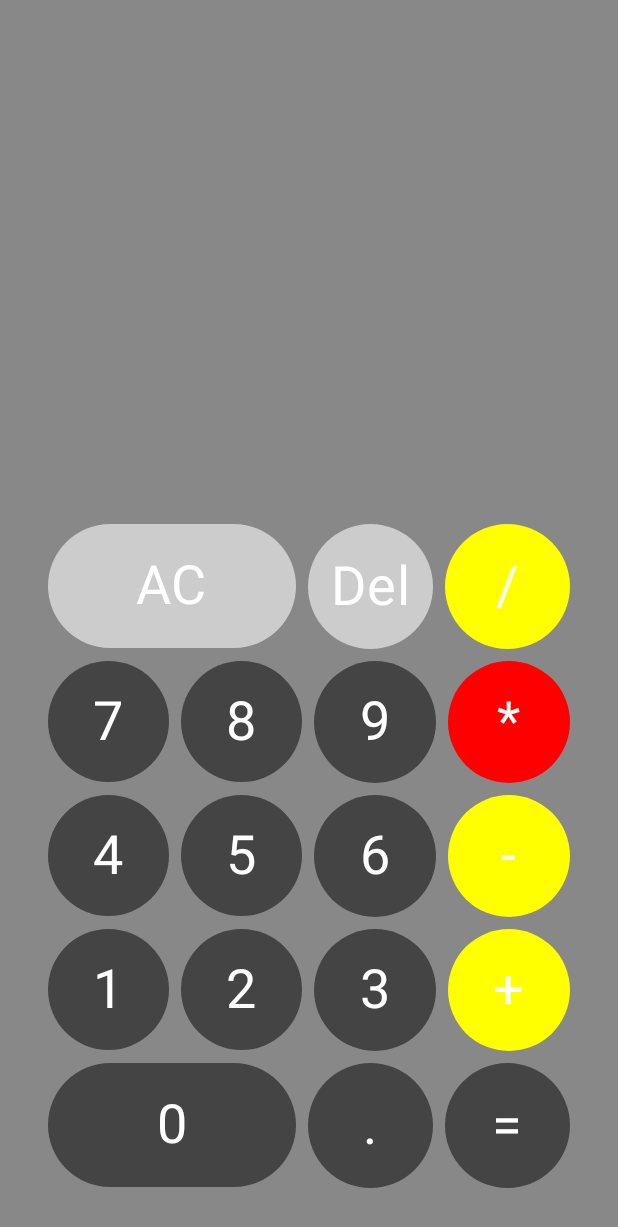
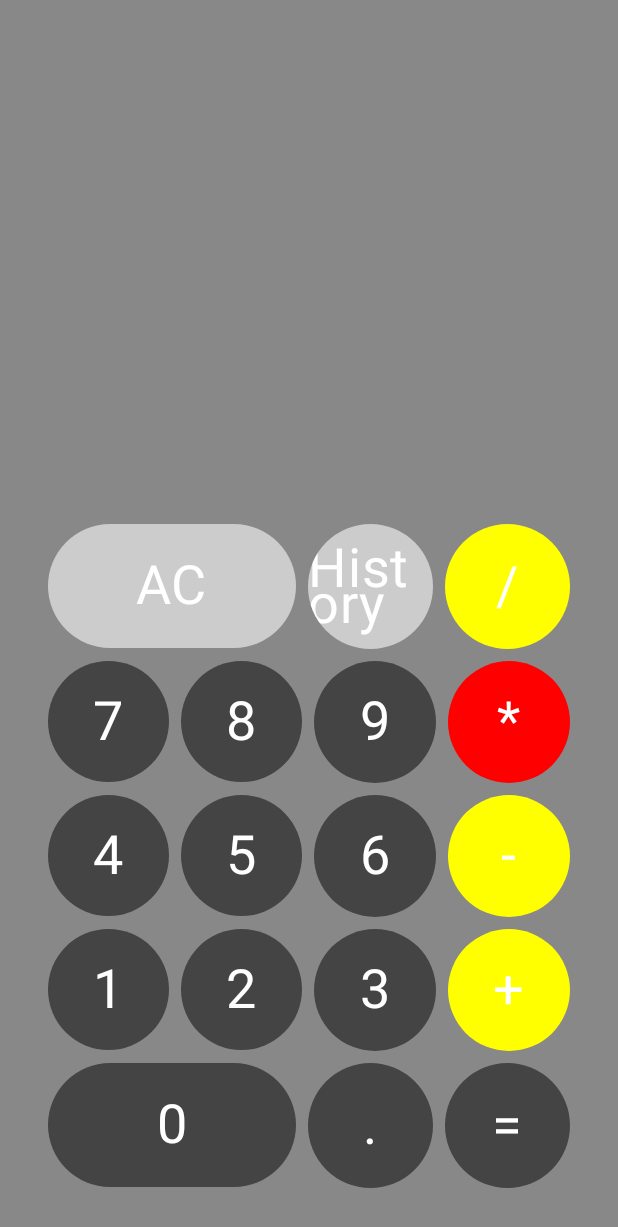
Before and after one commit to mena-rizkalla/Calculator, an Android app built with Jetpack Compose: the screen it shows after launch (MainActivity), on a phone screen of 412 x 824 dp. Shown: the top 1227 px of the screen. Run offline under Robolectric (Android 15) with nearby library versions, the phone set to English and light mode, and no system bars; our stand-ins replace Room's generated code, livedata-compose.

Commit message:
show history

```diff
--- a/app/build.gradle.kts
+++ b/app/build.gradle.kts
@@ -60,6 +60,7 @@ dependencies {
     implementation("androidx.compose.ui:ui-graphics")
     implementation("androidx.compose.ui:ui-tooling-preview")
     implementation("androidx.compose.material3:material3")
+    implementation("androidx.lifecycle:lifecycle-livedata-ktx:2.7.0")
     testImplementation("junit:junit:4.13.2")
     androidTestImplementation("androidx.test.ext:junit:1.1.5")
     androidTestImplementation("androidx.test.espresso:espresso-core:3.5.1")
@@ -76,5 +77,7 @@ dependencies {
     kapt("androidx.room:room-compiler:2.6.1")
 
     implementation("org.jetbrains.kotlinx:kotlinx-coroutines-android:1.3.9")
+    implementation("androidx.compose.runtime:runtime-livedata:$1.5.1")
+
 
 }
--- a/app/src/main/java/com/example/calculator/Calculator.kt
+++ b/app/src/main/java/com/example/calculator/Calculator.kt
@@ -1,5 +1,6 @@
 package com.example.calculator
 
+import androidx.activity.compose.BackHandler
 import androidx.compose.foundation.background
 import androidx.compose.foundation.layout.Arrangement
 import androidx.compose.foundation.layout.Box
@@ -11,6 +12,10 @@ import androidx.compose.foundation.layout.fillMaxWidth
 import androidx.compose.foundation.layout.padding
 import androidx.compose.material3.Text
 import androidx.compose.runtime.Composable
+import androidx.compose.runtime.getValue
+import androidx.compose.runtime.livedata.observeAsState
+import androidx.compose.runtime.mutableStateOf
+import androidx.compose.runtime.remember
 import androidx.compose.ui.Alignment
 import androidx.compose.ui.Modifier
 import androidx.compose.ui.graphics.Color
@@ -20,16 +25,26 @@ import androidx.compose.ui.unit.Dp
 import androidx.compose.ui.unit.dp
 import androidx.compose.ui.unit.sp
 import com.example.calculator.model.CalculatorState
+import com.example.calculator.model.Item
 
 @Composable
 fun Calculator(
     state: CalculatorState,
     modifier: Modifier = Modifier,
     buttonSpacing: Dp = 8.dp,
-    onAction: (CalculatorActions) -> Unit
+    onAction: (CalculatorActions) -> Unit,
+    viewModel: CalculatorViewModel
 ){
 
-    Box(modifier = Modifier.fillMaxSize().background(Color.Gray).padding(16.dp).then(modifier)) {
+    val isCardOpen = remember { mutableStateOf(false) }
+    BackHandler(enabled = isCardOpen.value) {
+        isCardOpen.value = false
+    }
+    Box(modifier = Modifier
+        .fillMaxSize()
+        .background(Color.Gray)
+        .padding(16.dp)
+        .then(modifier)) {
         Column(
             modifier = Modifier
                 .fillMaxWidth()
@@ -48,8 +63,6 @@ fun Calculator(
                 maxLines = 2
             )
 
-
-
             Row(
                 modifier = Modifier.fillMaxWidth(),
                 horizontalArrangement = Arrangement.spacedBy(buttonSpacing)
@@ -63,14 +76,16 @@ fun Calculator(
                         onAction(CalculatorActions.Clear)
                     })
 
-                CalculatorButton(symbol = "Del",
+
+                CalculatorButton(symbol = "History",
                     modifier = Modifier
                         .background(Color.LightGray)
                         .aspectRatio(1f)
                         .weight(1f),
                     onClick = {
-                        onAction(CalculatorActions.Delete)
-                    })
+                        isCardOpen.value = !isCardOpen.value
+                    }
+                )
 
                 CalculatorButton(symbol = "/",
                     modifier = Modifier
@@ -80,6 +95,12 @@ fun Calculator(
                     onClick = {
                         onAction(CalculatorActions.Operation(CalculatorOperation.Division))
                     })
+            }
+            if (isCardOpen.value) {
+                val list1 = listOf(Item(result = "6 + 76 = 6") , Item(result = "9 + 76 = 9") , Item(result = "9 + 76 = 9") , Item(result = "9 + 76 = 9") , Item(result = "9 + 76 = 9"))
+                val list by viewModel.history().observeAsState(initial = emptyList())
+                ElevatedCardE(list)
+
             }
 
             Row(
--- a/app/src/main/java/com/example/calculator/MainActivity.kt
+++ b/app/src/main/java/com/example/calculator/MainActivity.kt
@@ -29,6 +29,7 @@ class MainActivity : ComponentActivity() {
                 val state = viewModel.state
                 val buttonSpacing = 8.dp
                 Calculator(state = state,
+                    viewModel = viewModel,
                     onAction = viewModel::onAction,
                     buttonSpacing = buttonSpacing,
                     modifier = Modifier
```
Also changed, not shown: app/src/main/java/com/example/calculator/CalculatorViewModel.kt (+9 -0 lines), app/src/main/java/com/example/calculator/HistoryCard.kt (added, +37 -0 lines).
